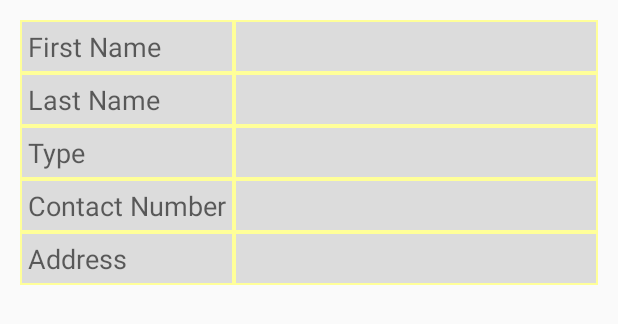
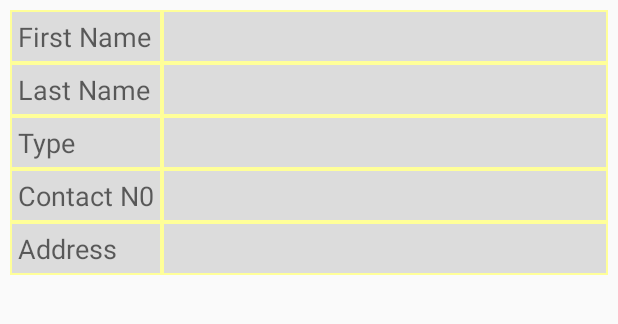
Before and after one commit to Ramashish94/InfotechAssignment, an Android app: the layout recycler_item.xml on its own in the app's theme, with its tools: preview values and no code run, on a phone screen of 412 x 824 dp. Shown: the top 324 px of the screen. Run offline under Robolectric (Android 15) with nearby library versions, the phone set to English and light mode, and no system bars.

```diff
--- a/app/src/main/res/layout/recycler_item.xml
+++ b/app/src/main/res/layout/recycler_item.xml
@@ -2,8 +2,8 @@
 <LinearLayout xmlns:android="http://schemas.android.com/apk/res/android"
     android:orientation="vertical"
     android:layout_width="match_parent"
-    android:layout_height="match_parent"
-    android:layout_margin="@dimen/_10sdp">
+    android:layout_height="wrap_content"
+    android:layout_margin="@dimen/_5sdp">
 
 
     <TableLayout
@@ -94,7 +94,7 @@
                 android:layout_height="wrap_content"
                 android:background="@drawable/cell_shape"
                 android:padding="5dp"
-                android:text="Contact Number"
+                android:text="Contact N0"
                 android:textAppearance="?android:attr/textAppearanceMedium"></TextView>
 
             <TextView
```
Also changed, not shown: app/src/main/java/com/example/infotechassignment/Adapter/AssignmentAdapter.java (+0 -11 lines), app/src/main/java/com/example/infotechassignment/activity/MainActivity.java (+10 -11 lines).
